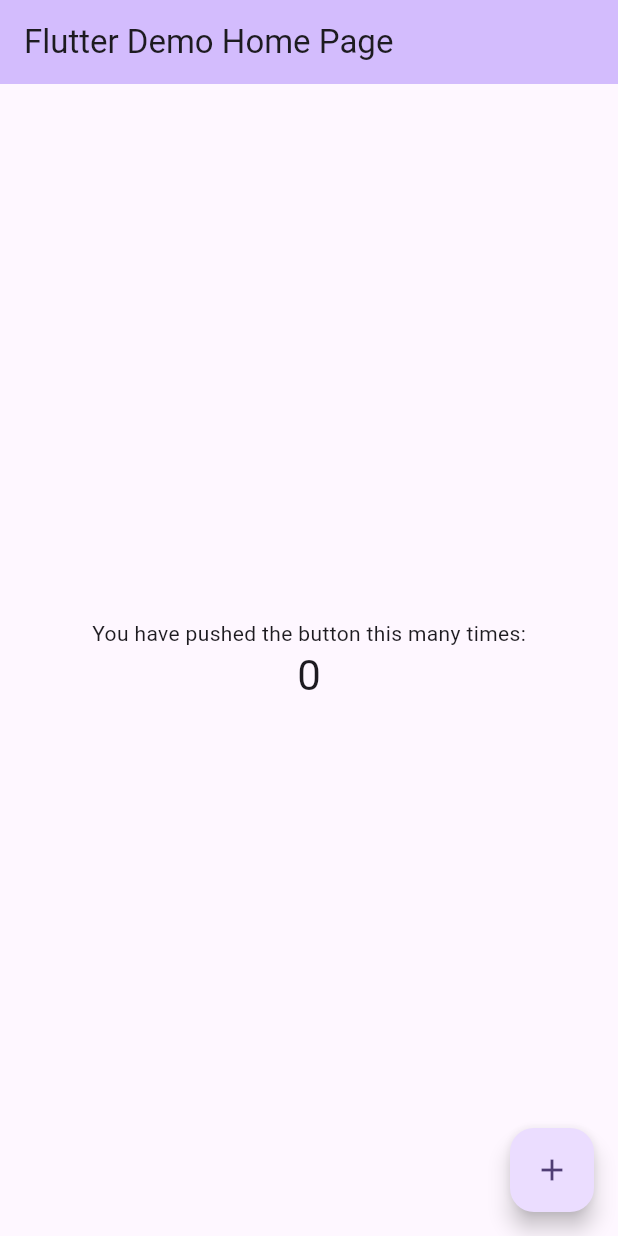
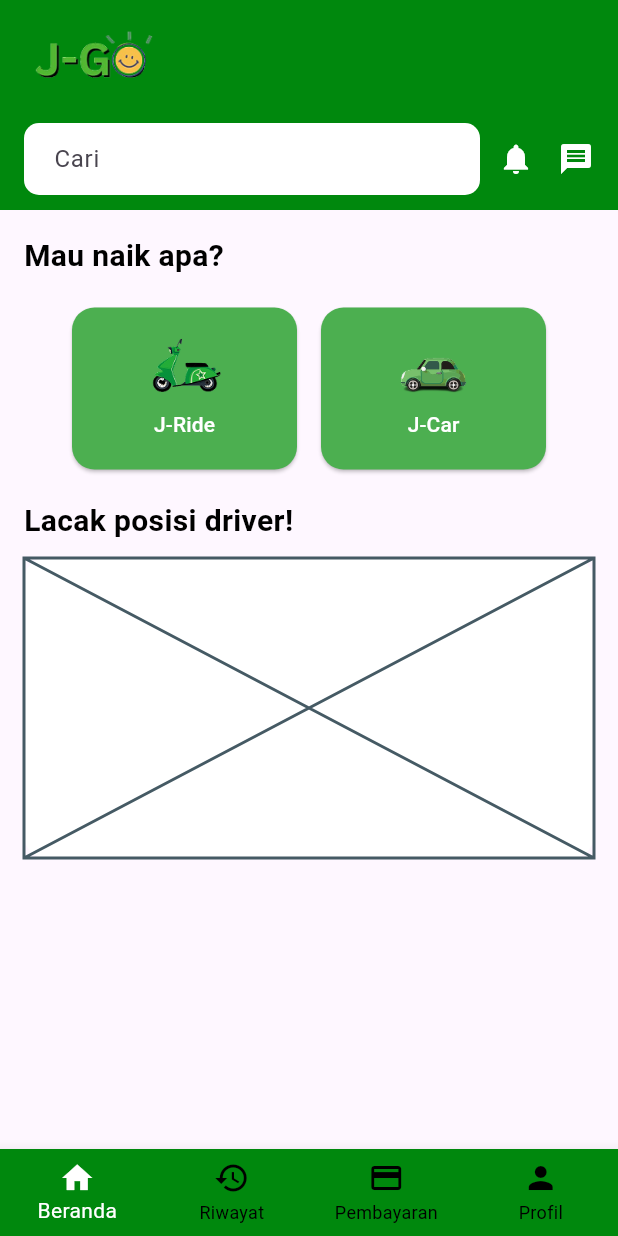
Before and after one commit to noviaahln/J-GO, a Flutter app: the screen it shows after launch, on a phone screen of 412 x 824 dp. Run offline on Flutter 3.47's test engine with Material 3 defaults, Android fonts, the phone set to English and light mode, and no system bars.

Commit message:
fe beranda dan profil

```diff
--- a/lib/main.dart
+++ b/lib/main.dart
@@ -1,4 +1,7 @@
 import 'package:flutter/material.dart';
+import 'package:j_go/screens/beranda.dart';
+import 'package:j_go/screens/profil.dart';
+import 'package:j_go/themes/bottom_navbar.dart'; // Tempat BottomNavbar berada
 
 void main() {
   runApp(const MyApp());
@@ -7,116 +10,19 @@ void main() {
 class MyApp extends StatelessWidget {
   const MyApp({super.key});
 
-  // This widget is the root of your application.
   @override
   Widget build(BuildContext context) {
     return MaterialApp(
-      title: 'Flutter Demo',
+      debugShowCheckedModeBanner: false,
+      title: 'Demo App',
       theme: ThemeData(
-        // This is the theme of your application.
-        //
-        // TRY THIS: Try running your application with "flutter run". You'll see
-        // the application has a purple toolbar. Then, without quitting the app,
-        // try changing the seedColor in the colorScheme below to Colors.green
-        // and then invoke "hot reload" (save your changes or press the "hot
-        // reload" button in a Flutter-supported IDE, or press "r" if you used
-        // the command line to start the app).
-        //
-        // Notice that the counter didn't reset back to zero; the application
-        // state is not lost during the reload. To reset the state, use hot
-        // restart instead.
-        //
-        // This works for code too, not just values: Most code changes can be
-        // tested with just a hot reload.
-        colorScheme: ColorScheme.fromSeed(seedColor: Colors.deepPurple),
+        primarySwatch: Colors.green,
       ),
-      home: const MyHomePage(title: 'Flutter Demo Home Page'),
+      home: const BottomNavbar(), // Tetap menggunakan BottomNavbar sebagai tampilan awal
+      routes: {
+        '/beranda': (context) => BerandaScreen(),
+        '/profil': (context) => ProfilScreen(),
+      },
     );
   }
 }
-
-class MyHomePage extends StatefulWidget {
-  const MyHomePage({super.key, required this.title});
-
-  // This widget is the home page of your application. It is stateful, meaning
-  // that it has a State object (defined below) that contains fields that affect
-  // how it looks.
-
-  // This class is the configuration for the state. It holds the values (in this
-  // case the title) provided by the parent (in this case the App widget) and
-  // used by the build method of the State. Fields in a Widget subclass are
-  // always marked "final".
-
-  final String title;
-
-  @override
-  State<MyHomePage> createState() => _MyHomePageState();
-}
-
-class _MyHomePageState extends State<MyHomePage> {
-  int _counter = 0;
-
-  void _incrementCounter() {
-    setState(() {
-      // This call to setState tells the Flutter framework that something has
-      // changed in this State, which causes it to rerun the build method below
-      // so that the display can reflect the updated values. If we changed
-      // _counter without calling setState(), then the build method would not be
-      // called again, and so nothing would appear to happen.
-      _counter++;
-    });
-  }
-
-  @override
-  Widget build(BuildContext context) {
-    // This method is rerun every time setState is called, for instance as done
-    // by the _incrementCounter method above.
-    //
-    // The Flutter framework has been optimized to make rerunning build methods
-    // fast, so that you can just rebuild anything that needs updating rather
-    // than having to individually change instances of widgets.
-    return Scaffold(
-      appBar: AppBar(
-        // TRY THIS: Try changing the color here to a specific color (to
-        // Colors.amber, perhaps?) and trigger a hot reload to see the AppBar
-        // change color while the other colors stay the same.
-        backgroundColor: Theme.of(context).colorScheme.inversePrimary,
-        // Here we take the value from the MyHomePage object that was created by
-        // the App.build method, and use it to set our appbar title.
-        title: Text(widget.title),
-      ),
-      body: Center(
-        // Center is a layout widget. It takes a single child and positions it
-        // in the middle of the parent.
-        child: Column(
-          // Column is also a layout widget. It takes a list of children and
-          // arranges them vertically. By default, it sizes itself to fit its
-          // children horizontally, and tries to be as tall as its parent.
-          //
-          // Column has various properties to control how it sizes itself and
-          // how it positions its children. Here we use mainAxisAlignment to
-          // center the children vertically; the main axis here is the vertical
-          // axis because Columns are vertical (the cross axis would be
-          // horizontal).
-          //
-          // TRY THIS: Invoke "debug painting" (choose the "Toggle Debug Paint"
-          // action in the IDE, or press "p" in the console), to see the
-          // wireframe for each widget.
-          mainAxisAlignment: MainAxisAlignment.center,
-          children: <Widget>[
-            const Text('You have pushed the button this many times:'),
-            Text(
-              '$_counter',
-              style: Theme.of(context).textTheme.headlineMedium,
-            ),
-          ],
-        ),
-      ),
-      floatingActionButton: FloatingActionButton(
-        onPressed: _incrementCounter,
-        tooltip: 'Increment',
-        child: const Icon(Icons.add),
-      ), // This trailing comma makes auto-formatting nicer for build methods.
-    );
-  }
-}
--- /dev/null
+++ b/lib/screens/beranda.dart
@@ -0,0 +1,141 @@
+import 'package:flutter/material.dart';
+import 'package:j_go/themes/bottom_navbar.dart';
+
+class BerandaScreen extends StatelessWidget {
+  @override
+  Widget build(BuildContext context) {
+    return Scaffold(
+      appBar: AppBar(
+        backgroundColor: const Color(0xFF00880D),
+        title: Row(
+          children: [
+            Image.asset(
+              'assets/logo_j-go.png',
+              height: 40,
+              fit: BoxFit.contain,
+            ),
+          ],
+        ),
+        toolbarHeight: 70,
+        bottom: PreferredSize(
+          preferredSize: Size.fromHeight(70.0),
+          child: Padding(
+            padding: const EdgeInsets.fromLTRB(16.0, 0, 16.0, 10.0),
+            child: Row(
+              children: [
+                Expanded(
+                  child: TextField(
+                    decoration: InputDecoration(
+                      hintText: 'Cari',
+                      filled: true,
+                      fillColor: Colors.white,
+                      contentPadding: EdgeInsets.symmetric(
+                        vertical: 12.0,
+                        horizontal: 16.0,
+                      ),
+                      border: OutlineInputBorder(
+                        borderRadius: BorderRadius.circular(10),
+                        borderSide: BorderSide.none,
+                      ),
+                    ),
+                  ),
+                ),
+                const SizedBox(width: 12),
+                Icon(Icons.notifications, color: Colors.white),
+                const SizedBox(width: 16),
+                Icon(Icons.message, color: Colors.white),
+              ],
+            ),
+          ),
+        ),
+      ),
+
+      body: Padding(
+        padding: const EdgeInsets.all(16.0),
+        child: Column(
+          crossAxisAlignment: CrossAxisAlignment.start,
+          children: [
+            Text(
+              'Mau naik apa?',
+              style: TextStyle(
+                color: Colors.black,
+                fontSize: 20,
+                fontWeight: FontWeight.bold,
+              ),
+            ),
+            SizedBox(height: 20),
+            Row(
+              mainAxisAlignment: MainAxisAlignment.center,
+              children: [
+                SizedBox(
+                  width: 150, // ⬅️ atur lebar kotak J-Ride
+                  child: ElevatedButton(
+                    onPressed: () {},
+                    style: ElevatedButton.styleFrom(
+                      backgroundColor: Colors.green,
+                      shape: RoundedRectangleBorder(
+                        borderRadius: BorderRadius.circular(15),
+                      ),
+                      padding: EdgeInsets.symmetric(vertical: 20), // ⬅️ cukup vertical aja
+                    ),
+                    child: Column(
+                      mainAxisSize: MainAxisSize.min,
+                      children: [
+                        Image.asset('assets/j-ride.png', height: 40),
+                        SizedBox(height: 8),
+                        Text('J-Ride', style: TextStyle(color: Colors.white)),
+                      ],
+                    ),
+                  ),
+                ),
+                SizedBox(width: 16), // ⬅️ jarak antar tombol
+                SizedBox(
+                  width: 150, // ⬅️ atur lebar kotak J-Car sama kayak J-Ride
+                  child: ElevatedButton(
+                    onPressed: () {},
+                    style: ElevatedButton.styleFrom(
+                      backgroundColor: Colors.green,
+                      shape: RoundedRectangleBorder(
+                        borderRadius: BorderRadius.circular(15),
+                      ),
+                      padding: EdgeInsets.symmetric(vertical: 20),
+                    ),
+                    child: Column(
+                      mainAxisSize: MainAxisSize.min,
+                      children: [
+                        Image.asset('assets/j-car.png', height: 40),
+                        SizedBox(height: 8),
+                        Text('J-Car', style: TextStyle(color: Colors.white)),
+                      ],
+                    ),
+                  ),
+                ),
+              ],
+            ),
+
+
+            SizedBox(height: 20),
+            Text(
+              'Lacak posisi driver!',
+              style: TextStyle(
+                color: Colors.black,
+                fontSize: 20,
+                fontWeight: FontWeight.bold,
+              ),
+            ),
+            SizedBox(height: 10),
+            Container(
+              decoration: BoxDecoration(
+                borderRadius: BorderRadius.circular(15),
+                color: Colors.white,
+              ),
+              width: double.infinity,
+              height: 200,
+              child: Placeholder(), // Ganti dengan widget peta nanti
+            ),
+          ],
+        ),
+      ),
+    );
+  }
+}
--- /dev/null
+++ b/lib/themes/bottom_navbar.dart
@@ -0,0 +1,49 @@
+import 'package:flutter/material.dart';
+import 'package:j_go/screens/beranda.dart';
+import 'package:j_go/screens/profil.dart';
+
+class BottomNavbar extends StatefulWidget {
+  const BottomNavbar({super.key});
+
+  @override
+  State<BottomNavbar> createState() => _BottomNavbarState();
+}
+
+class _BottomNavbarState extends State<BottomNavbar> {
+  int _selectedIndex = 0;
+
+  final List<Widget> _pages = [
+    BerandaScreen(),
+    Center(child: Text("Riwayat", style: TextStyle(fontSize: 24))),
+    Center(child: Text("Pembayaran", style: TextStyle(fontSize: 24))),
+    ProfilScreen(),
+  ];
+
+  void _onItemTapped(int index) {
+    setState(() {
+      _selectedIndex = index;
+    });
+  }
+
+  @override
+  Widget build(BuildContext context) {
+    return Scaffold(
+      body: _pages[_selectedIndex],
+      bottomNavigationBar: BottomNavigationBar(
+        type: BottomNavigationBarType.fixed,
+        currentIndex: _selectedIndex, // ✅ gunakan state-nya
+        onTap: _onItemTapped,
+        backgroundColor: const Color(0xFF00880D),
+        selectedItemColor: const Color(0xFFFFFFFF),
+        unselectedItemColor: Colors.black,
+        showUnselectedLabels: true,
+        items: const [
+          BottomNavigationBarItem(icon: Icon(Icons.home), label: 'Beranda'),
+          BottomNavigationBarItem(icon: Icon(Icons.history), label: 'Riwayat'),
+          BottomNavigationBarItem(icon: Icon(Icons.payment), label: 'Pembayaran'),
+          BottomNavigationBarItem(icon: Icon(Icons.person), label: 'Profil'),
+        ],
+      ),
+    );
+  }
+}
```
Also changed, not shown: lib/screens/profil.dart (added, +122 -0 lines), pubspec.yaml (+9 -0 lines), assets/j-car.png (added), assets/j-ride.png (added), assets/logo_j-go.png (added), pubspec.lock, 4 other files.
